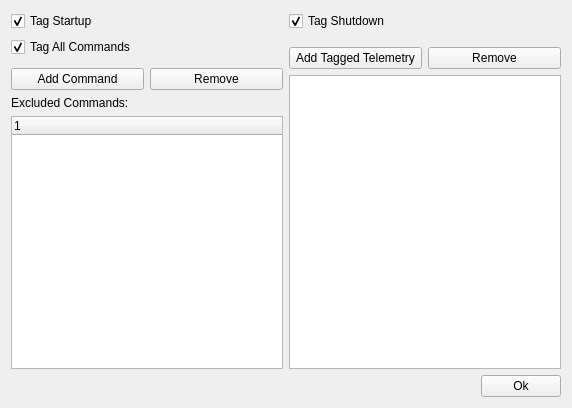
Old version of the form apps/datatags/ui/datatags.ui in the repository sudozer/dex.
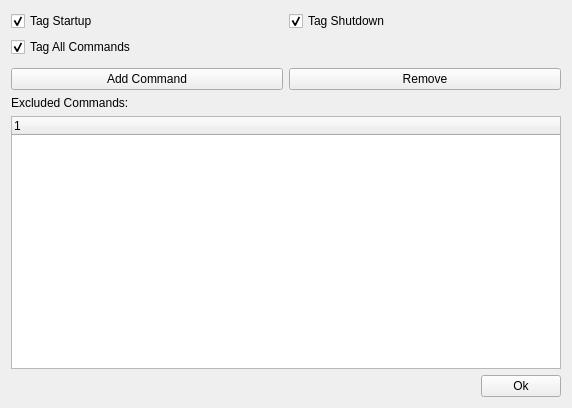
New version of the form.

Commit message: adding datatag functions

What changed in the file:
```diff
--- a/apps/datatags/ui/datatags.ui
+++ b/apps/datatags/ui/datatags.ui
@@ -105,40 +105,6 @@
          </item>
         </layout>
        </item>
-       <item>
-        <layout class="QVBoxLayout" name="verticalLayout_3">
-         <property name="leftMargin">
-          <number>0</number>
-         </property>
-         <property name="topMargin">
-          <number>5</number>
-         </property>
-         <item>
-          <layout class="QHBoxLayout" name="horizontalLayout_4">
-           <property name="topMargin">
-            <number>5</number>
-           </property>
-           <item>
-            <widget class="QPushButton" name="addTelemetryButton">
-             <property name="text">
-              <string>Add Tagged Telemetry</string>
-             </property>
-            </widget>
-           </item>
-           <item>
-            <widget class="QPushButton" name="removeTelemetryButton">
-             <property name="text">
-              <string>Remove</string>
-             </property>
-            </widget>
-           </item>
-          </layout>
-         </item>
-         <item>
-          <widget class="QListWidget" name="telemetryTagList"/>
-         </item>
-        </layout>
-       </item>
       </layout>
      </item>
      <item>
```
Left out of the diff: 2 changed lines with no effect on the pictures. The commit also changes 13 other files.
